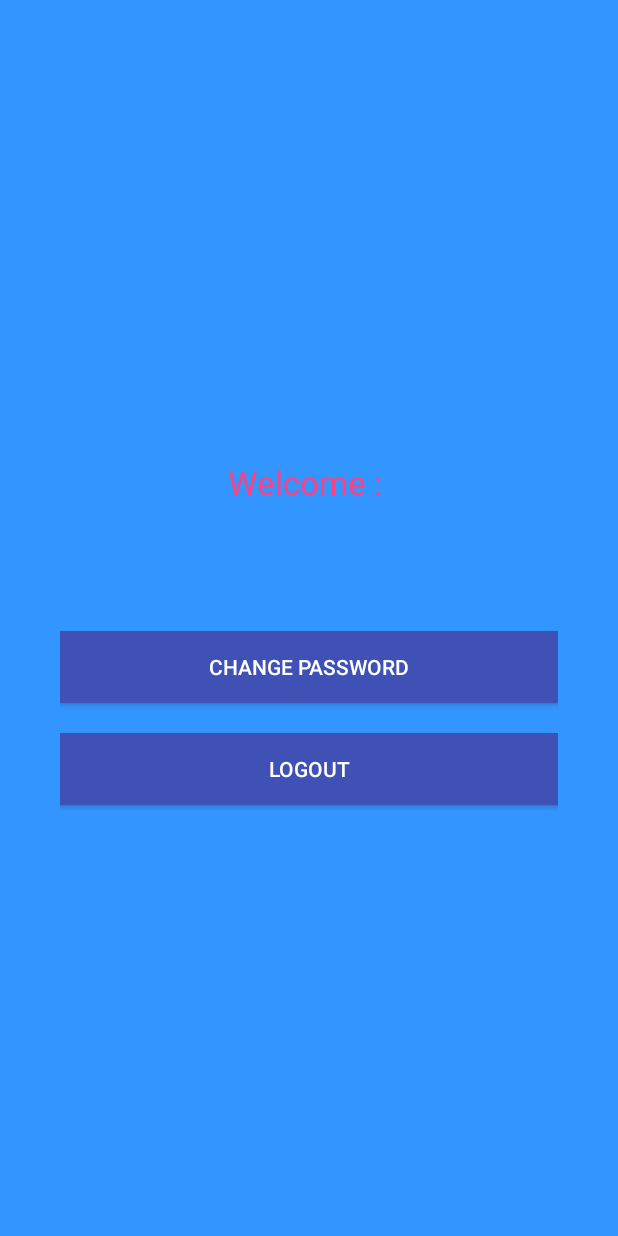
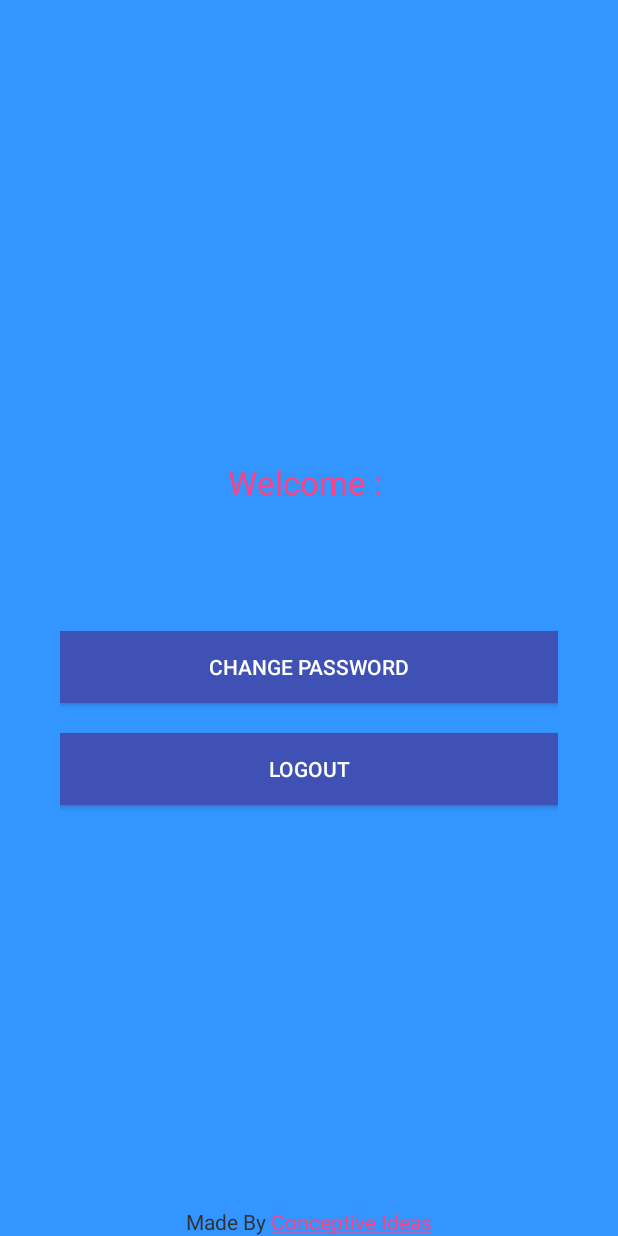
Before and after one commit to Aayamz/LoginRegister, an Android app: the fragment ProfileFragment placed in its activity, on a phone screen of 412 x 824 dp. Run offline under Robolectric (Android 15) with nearby library versions, the phone set to English and light mode, and no system bars.

Commit message:
Updated The Project..added link To website..

```diff
--- a/AndroidStudioProjects/ExpertMe/app/src/main/java/com/conceptiveideas/aayam/expertme/Constants.java
+++ b/AndroidStudioProjects/ExpertMe/app/src/main/java/com/conceptiveideas/aayam/expertme/Constants.java
@@ -2,7 +2,7 @@ package com.conceptiveideas.aayam.expertme;
 
 public class Constants {
 
-    public static final String BASE_URL = "http://192.168.0.106/";
+    public static final String BASE_URL = "http://conceptiveideas.16mb.com/";
     public static final String REGISTER_OPERATION = "register";
     public static final String LOGIN_OPERATION = "login";
     public static final String CHANGE_PASSWORD_OPERATION = "chgPass";
--- a/AndroidStudioProjects/ExpertMe/app/src/main/java/com/conceptiveideas/aayam/expertme/MainActivity.java
+++ b/AndroidStudioProjects/ExpertMe/app/src/main/java/com/conceptiveideas/aayam/expertme/MainActivity.java
@@ -5,6 +5,9 @@
     import android.content.SharedPreferences;
     import android.support.v7.app.AppCompatActivity;
     import android.os.Bundle;
+    import android.text.Html;
+    import android.text.method.LinkMovementMethod;
+    import android.widget.TextView;
 
     import com.conceptiveideas.aayam.expertme.Constants;
     import com.conceptiveideas.aayam.expertme.LoginFragment;
@@ -21,6 +24,10 @@
             setContentView(R.layout.activity_main);
             pref = getPreferences(0);
             initFragment();
+            TextView Link = (TextView) findViewById(R.id.textView4);
+            Link.setText(Html.fromHtml(
+                    "Made By <a href=\"http://conceptiveideas.com\">Conceptive Ideas</a>"));
+            Link.setMovementMethod(LinkMovementMethod.getInstance());
         }
 
         private void initFragment(){
--- a/AndroidStudioProjects/ExpertMe/app/src/main/java/com/conceptiveideas/aayam/expertme/PrefManager.java
+++ b/AndroidStudioProjects/ExpertMe/app/src/main/java/com/conceptiveideas/aayam/expertme/PrefManager.java
@@ -9,10 +9,10 @@ public class PrefManager {
     SharedPreferences.Editor editor;
     Context _context;
 
-    //shared Pref Mode
+
     int PRIVATE_MODE = 0;
 
-    //shared pref File name
+
     private static final String PREF_NAME = "Expert Me - Welcome";
     private  static final String IS_FIRST_TIME_LAUNCH = "IsFirstTimeLaunch";
 
--- a/AndroidStudioProjects/ExpertMe/app/src/main/java/com/conceptiveideas/aayam/expertme/RequestInterface.java
+++ b/AndroidStudioProjects/ExpertMe/app/src/main/java/com/conceptiveideas/aayam/expertme/RequestInterface.java
@@ -9,7 +9,7 @@ import retrofit2.http.POST;
 
 public interface RequestInterface {
 
-    @POST("Android/")
+    @POST("/")
     Call<ServerResponse> operation(@Body ServerRequest request);
 
 }
--- a/AndroidStudioProjects/ExpertMe/app/src/main/res/layout/activity_main.xml
+++ b/AndroidStudioProjects/ExpertMe/app/src/main/res/layout/activity_main.xml
@@ -4,7 +4,7 @@
     android:layout_width="match_parent"
     android:layout_height="match_parent"
     android:fitsSystemWindows="true"
-    tools:context="com.conceptiveideas.aayam.expertmelogin.MainActivity"
+    tools:context="com.conceptiveideas.aayam.expertme.MainActivity"
     android:background="@color/bg_screen3">
 
     <LinearLayout xmlns:android="http://schemas.android.com/apk/res/android"
@@ -16,7 +16,15 @@
         <FrameLayout
             android:id="@+id/fragment_frame"
             android:layout_width="match_parent"
-            android:layout_height="match_parent"/>
+            android:layout_height="match_parent">
+
+            <TextView
+                android:layout_width="wrap_content"
+                android:layout_height="wrap_content"
+                android:id="@+id/textView4"
+                android:layout_gravity="center_horizontal|bottom"
+                android:textColor="@color/dim_foreground_material_light" />
+        </FrameLayout>
 
     </LinearLayout>
 </android.support.design.widget.CoordinatorLayout>
```
Also changed, not shown: AndroidStudioProjects/ExpertMe/app/src/main/java/com/conceptiveideas/aayam/expertme/ChangePassword.java (+2 -33 lines), AndroidStudioProjects/ExpertMe/app/src/main/java/com/conceptiveideas/aayam/expertme/Login.java (+4 -31 lines), AndroidStudioProjects/ExpertMe/app/src/main/java/com/conceptiveideas/aayam/expertme/Profile.java (+5 -31 lines), AndroidStudioProjects/ExpertMe/app/src/main/java/com/conceptiveideas/aayam/expertme/Register.java (+3 -31 lines).
